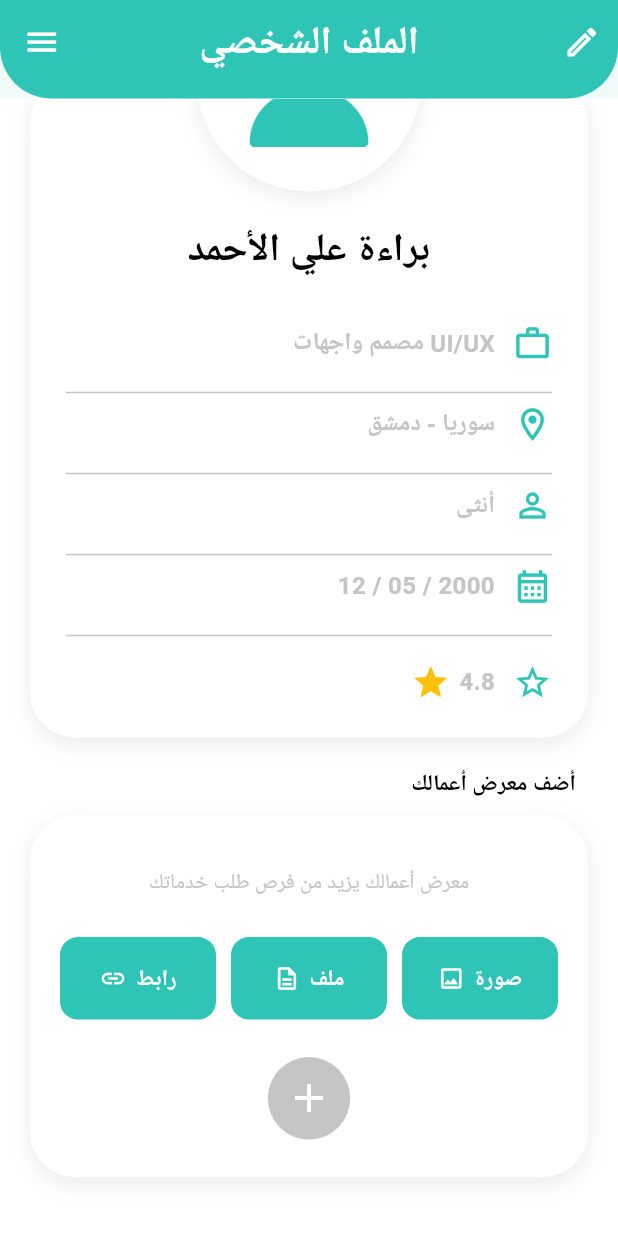
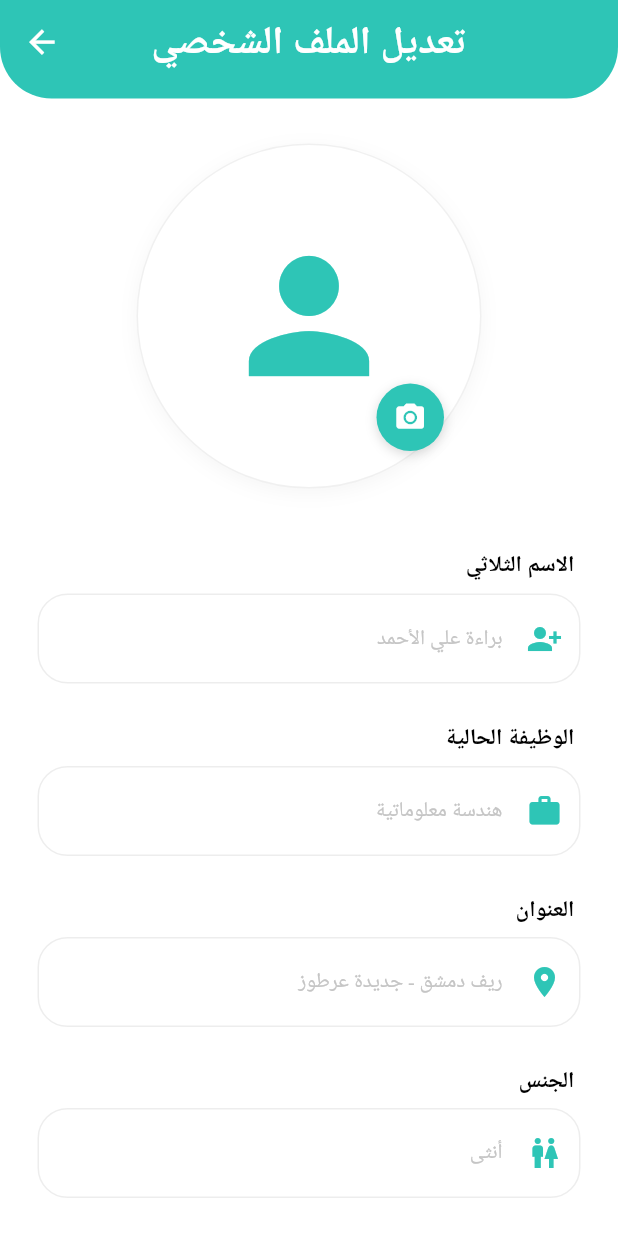
Before and after one commit to HadelBrmo/In-Time-Project, a Flutter app: the ProfilePage screen opened directly, scrolled down 108 dp, after a tap on the "edit" icon, on a phone screen of 412 x 824 dp. Run offline on Flutter 3.47's test engine with Material 3 defaults, Android fonts, the phone set to English and light mode, and no system bars; our stand-ins replace bloc, dartz, dio, dotted_border, equatable, flutter_bloc and 5 more; missing offline and left inert: flutter_intl_phone_field.

Commit message:
feat : add edit profile screen

```diff
--- a/lib/features/profile/presentation/pages/edit_profile_page.dart
+++ b/lib/features/profile/presentation/pages/edit_profile_page.dart
@@ -1 +1,180 @@
-class EditProfilePage {}
+import 'package:flutter/material.dart';
+import 'package:in_time/core/constants/app_colors.dart';
+import 'package:in_time/core/widgets/buildLabel.dart';
+import 'package:in_time/core/widgets/customAppBar.dart';
+import 'package:in_time/core/widgets/custom_button.dart';
+import 'package:in_time/core/widgets/customTextFormField.dart';
+
+class EditProfilePage extends StatelessWidget {
+  const EditProfilePage({super.key});
+
+  @override
+  Widget build(BuildContext context) {
+    return Scaffold(
+      backgroundColor:AppColors.whiteColor,
+
+      appBar: CustomAppBar(
+        title: const Text(
+          'تعديل الملف الشخصي',
+          style: TextStyle(
+            color: AppColors.whiteColor,
+            fontWeight: FontWeight.bold,
+            fontSize: 26,
+          ),
+        ),
+      ),
+
+      body: SingleChildScrollView(
+        padding: const EdgeInsets.symmetric(
+          horizontal: 25,
+          vertical: 20,
+        ),
+        child: Column(
+          children: [
+
+            const SizedBox(height: 10),
+
+            Center(
+              child: Stack(
+                clipBehavior: Clip.none,
+                children: [
+
+                  Container(
+                    width: 230,
+                    height: 230,
+                    decoration: BoxDecoration(
+                      shape: BoxShape.circle,
+                      color: AppColors.whiteColor,
+                      border: Border.all(
+                        color: AppColors.greyColor.withOpacity(.25),
+                      ),
+                      boxShadow: [
+                        BoxShadow(
+                          color: AppColors.blackColor.withOpacity(.04),
+                          blurRadius: 10,
+                          offset: const Offset(0, 3),
+                        ),
+                      ],
+                    ),
+                    child: const Icon(
+                      Icons.person,
+                      size: 120,
+                      color: AppColors.primaryColor,
+                    ),
+                  ),
+
+                    Positioned(
+                 bottom: 25,
+                 right: 25,
+                 child: InkWell(
+                 onTap: () {
+
+                     },
+    borderRadius: BorderRadius.circular(25),
+    child: Container(
+      width: 45,
+      height: 45,
+      decoration: BoxDecoration(
+        color: AppColors.primaryColor,
+        shape: BoxShape.circle,
+        boxShadow: [
+          BoxShadow(
+            color: AppColors.blackColor.withOpacity(0.15),
+            blurRadius: 6,
+            offset: const Offset(0, 2),
+          ),
+        ],
+      ),
+      child: const Icon(
+        Icons.camera_alt,
+        color: AppColors.whiteColor,
+        size: 22,
+      ),
+    ),
+  ),
+),
+
+                ],
+              ),
+            ),
+
+            const SizedBox(height: 40),
+
+            Align(
+              alignment: Alignment.centerRight,
+              child: buildLabel('الاسم الثلاثي'),
+            ),
+
+            CustomTextFormField(
+              hintText: 'براءة علي الأحمد',
+              prefixIcon: Icons.person_add_alt_1,
+            ),
+
+            const SizedBox(height: 25),
+
+            Align(
+              alignment: Alignment.centerRight,
+              child: buildLabel('الوظيفة الحالية'),
+            ),
+
+            CustomTextFormField(
+              hintText: 'هندسة معلوماتية',
+              prefixIcon: Icons.work,
+            ),
+
+            const SizedBox(height: 25),
+
+            Align(
+              alignment: Alignment.centerRight,
+              child: buildLabel('العنوان'),
+            ),
+
+            CustomTextFormField(
+              hintText: 'ريف دمشق - جديدة عرطوز',
+              prefixIcon: Icons.location_on,
+            ),
+
+            const SizedBox(height: 25),
+
+            Align(
+              alignment: Alignment.centerRight,
+              child: buildLabel('الجنس'),
+            ),
+
+            CustomTextFormField(
+              hintText: 'أنثى',
+              prefixIcon: Icons.wc,
+            ),
+
+            const SizedBox(height: 25),
+
+            Align(
+              alignment: Alignment.centerRight,
+              child: buildLabel('تاريخ الميلاد'),
+            ),
+
+            CustomTextFormField(
+              hintText: '2003 / 02 / 07',
+              prefixIcon: Icons.calendar_month,
+            ),
+
+            const SizedBox(height: 50),
+
+            Center(
+              child: CustomButton(
+                text: 'حفظ',
+                color: AppColors.primaryColor,
+                width: 220,
+                height: 60,
+                fontSize: 18,
+                onPressed: () {},
+              ),
+            ),
+
+            const SizedBox(height: 30),
+          ],
+        ),
+      ),
+    );
+  }
+}
--- a/lib/features/profile/presentation/pages/profile_page.dart
+++ b/lib/features/profile/presentation/pages/profile_page.dart
@@ -6,6 +6,7 @@ import 'package:in_time/core/widgets/customDrawer.dart';
 import 'package:in_time/features/profile/presentation/widgets/profile_header.dart';
 import '../widgets/profile_info_row.dart';
 import '../widgets/portfolio_action_button.dart';
+import 'package:in_time/features/profile/presentation/pages/edit_profile_page.dart';
 
 class ProfilePage extends StatelessWidget {
   const ProfilePage({super.key});
@@ -27,7 +28,14 @@ class ProfilePage extends StatelessWidget {
         ),
         actions: [
           IconButton(
-            onPressed: () {},
+            onPressed: () {
+            Navigator.push(
+              context,
+               MaterialPageRoute(
+                 builder: (_) => const EditProfilePage(),
+    ),
+  );
+},
             icon: const Icon(
               Icons.edit_outlined,
             ),
```
